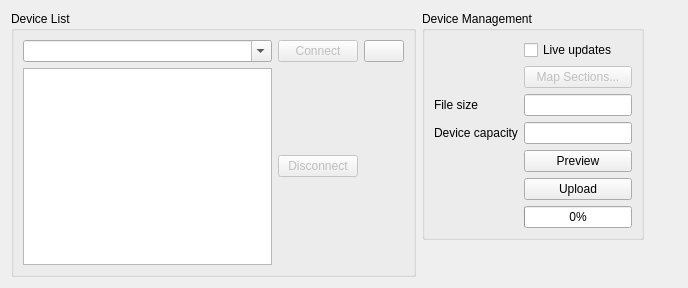
Qt form src/widget/devicecontrolwidget.ui (8bitbuddhist/PixelMaestro-Studio) before a commit.
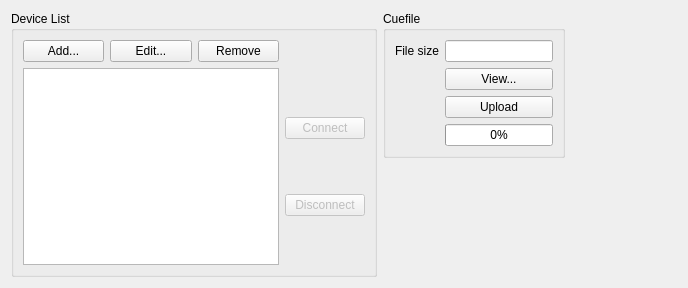
The same form after that commit. Icons and pictures are not drawn.

Commit message:
DeviceControlWidget - Rewrote device management.
DeviceControlWidget - Added dialog for adding and editing devices.
SerialDeviceController - Added option to autoconnect device on start.
SectionMapDialog - Build Section list on initialization.
Added Pixel fading pre-processor directives to project.

```diff
--- a/src/widget/devicecontrolwidget.ui
+++ b/src/widget/devicecontrolwidget.ui
@@ -20,10 +20,12 @@
       <string>Device List</string>
      </property>
      <layout class="QGridLayout" name="gridLayout_2">
-      <item row="3" column="0">
+      <item row="2" column="0">
        <widget class="QListWidget" name="serialOutputListWidget"/>
       </item>
-      <item row="0" column="2">
+      <item row="2" column="1">
+       <layout class="QVBoxLayout" name="verticalLayout">
+        <item>
        <widget class="QPushButton" name="connectPushButton">
         <property name="enabled">
          <bool>false</bool>
@@ -33,7 +35,7 @@
         </property>
        </widget>
       </item>
-      <item row="3" column="2">
+        <item>
        <widget class="QPushButton" name="disconnectPushButton">
         <property name="enabled">
          <bool>false</bool>
@@ -43,29 +45,32 @@
         </property>
        </widget>
       </item>
+       </layout>
+      </item>
       <item row="0" column="0">
-       <widget class="QComboBox" name="serialOutputComboBox">
-        <property name="toolTip">
-         <string>Available devices</string>
-        </property>
-        <property name="editable">
-         <bool>true</bool>
-        </property>
-       </widget>
-      </item>
-      <item row="0" column="3">
-       <widget class="QPushButton" name="refreshButton">
-        <property name="toolTip">
-         <string>Refresh device list</string>
-        </property>
+       <layout class="QHBoxLayout" name="horizontalLayout_2">
+        <item>
+         <widget class="QPushButton" name="addDeviceButton">
+          <property name="text">
+           <string>Add...</string>
+          </property>
+         </widget>
+        </item>
+        <item>
+         <widget class="QPushButton" name="editDeviceButton">
+          <property name="text">
+           <string>Edit...</string>
+          </property>
+         </widget>
+        </item>
+        <item>
+         <widget class="QPushButton" name="removeDeviceButton">
         <property name="text">
-         <string/>
-        </property>
-        <property name="icon">
-         <iconset resource="../resources/images/images.qrc">
-          <normaloff>:/icon_refresh.png</normaloff>:/icon_refresh.png</iconset>
-        </property>
-       </widget>
+           <string>Remove</string>
+          </property>
+         </widget>
+        </item>
+       </layout>
       </item>
      </layout>
     </widget>
@@ -79,10 +84,34 @@
       </sizepolicy>
      </property>
      <property name="title">
-      <string>Device Management</string>
+      <string>Cuefile</string>
      </property>
      <layout class="QGridLayout" name="gridLayout_3">
-      <item row="4" column="1">
+      <item row="2" column="0">
+       <widget class="QLabel" name="label">
+        <property name="text">
+         <string>File size</string>
+        </property>
+       </widget>
+      </item>
+      <item row="5" column="1">
+       <widget class="QPushButton" name="uploadButton">
+        <property name="toolTip">
+         <string>Send the Cuefile to the device</string>
+        </property>
+        <property name="text">
+         <string>Upload</string>
+        </property>
+       </widget>
+      </item>
+      <item row="3" column="1">
+       <widget class="QPushButton" name="previewButton">
+        <property name="text">
+         <string>View...</string>
+        </property>
+       </widget>
+      </item>
+      <item row="2" column="1">
        <widget class="QLineEdit" name="fileSizeLineEdit">
         <property name="toolTip">
          <string>Size of the current Maestro configuration</string>
@@ -92,7 +121,7 @@
         </property>
        </widget>
       </item>
-      <item row="12" column="1">
+      <item row="9" column="1">
        <widget class="QProgressBar" name="uploadProgressBar">
         <property name="value">
          <number>0</number>
@@ -102,64 +131,6 @@
         </property>
        </widget>
       </item>
-      <item row="5" column="1">
-       <widget class="QLineEdit" name="capacityLineEdit">
-        <property name="toolTip">
-         <string>Total device capacity for storing Cuefiles</string>
-        </property>
-       </widget>
-      </item>
-      <item row="5" column="0">
-       <widget class="QLabel" name="label_2">
-        <property name="text">
-         <string>Device capacity</string>
-        </property>
-       </widget>
-      </item>
-      <item row="8" column="1">
-       <widget class="QPushButton" name="uploadButton">
-        <property name="toolTip">
-         <string>Send the Cuefile to the device</string>
-        </property>
-        <property name="text">
-         <string>Upload</string>
-        </property>
-       </widget>
-      </item>
-      <item row="4" column="0">
-       <widget class="QLabel" name="label">
-        <property name="text">
-         <string>File size</string>
-        </property>
-       </widget>
-      </item>
-      <item row="6" column="1">
-       <widget class="QPushButton" name="previewButton">
-        <property name="text">
-         <string>Preview</string>
-        </property>
-       </widget>
-      </item>
-      <item row="0" column="1">
-       <widget class="QCheckBox" name="realTimeCheckBox">
-        <property name="toolTip">
-         <string>Updates the device in real-time</string>
-        </property>
-        <property name="text">
-         <string>Live updates</string>
-        </property>
-       </widget>
-      </item>
-      <item row="1" column="1">
-       <widget class="QPushButton" name="sectionMapButton">
-        <property name="enabled">
-         <bool>false</bool>
-        </property>
-        <property name="text">
-         <string>Map Sections...</string>
-        </property>
-       </widget>
-      </item>
      </layout>
     </widget>
    </item>
```
Left out of the diff: 9 changed lines with no effect on the pictures. Lines whose indentation alone changed are shown as unchanged. The commit also changes 14 other files.
